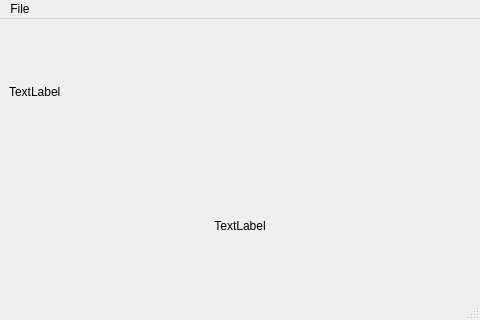
First picture: the form in windows/MainWindow.ui, repository dasyad00/Athanpy, before the edit.
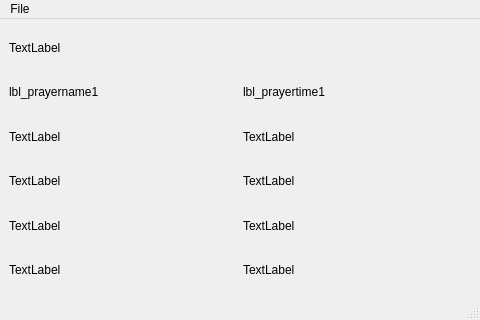
Second picture: the form after the edit.

Commit message: Created a grid layout for the prayer times

Diff of the .ui file:
```diff
--- a/windows/MainWindow.ui
+++ b/windows/MainWindow.ui
@@ -17,29 +17,83 @@
    <layout class="QGridLayout" name="gridLayout_2">
     <item row="0" column="0">
      <layout class="QGridLayout" name="gridLayout">
+      <item row="2" column="0">
+       <widget class="QLabel" name="lbl_prayername2">
+        <property name="text">
+         <string>TextLabel</string>
+        </property>
+       </widget>
+      </item>
+      <item row="1" column="1">
+       <widget class="QLabel" name="lbl_prayertime1">
+        <property name="text">
+         <string>lbl_prayertime1</string>
+        </property>
+       </widget>
+      </item>
+      <item row="2" column="1">
+       <widget class="QLabel" name="lbl_prayertime2">
+        <property name="text">
+         <string>TextLabel</string>
+        </property>
+       </widget>
+      </item>
+      <item row="5" column="1">
+       <widget class="QLabel" name="lbl_prayertime5">
+        <property name="text">
+         <string>TextLabel</string>
+        </property>
+       </widget>
+      </item>
       <item row="1" column="0">
-       <widget class="QLabel" name="txt_times">
-        <property name="sizePolicy">
-         <sizepolicy hsizetype="Expanding" vsizetype="Preferred">
-          <horstretch>0</horstretch>
-          <verstretch>0</verstretch>
-         </sizepolicy>
-        </property>
+       <widget class="QLabel" name="lbl_prayername1">
         <property name="text">
-         <string>TextLabel</string>
-        </property>
-        <property name="alignment">
-         <set>Qt::AlignCenter</set>
+         <string>lbl_prayername1</string>
         </property>
        </widget>
       </item>
-      <item row="0" column="0">
+      <item row="0" column="0" colspan="2">
        <widget class="QLabel" name="txt_date">
         <property name="text">
          <string>TextLabel</string>
         </property>
        </widget>
       </item>
+      <item row="4" column="0">
+       <widget class="QLabel" name="lbl_prayername4">
+        <property name="text">
+         <string>TextLabel</string>
+        </property>
+       </widget>
+      </item>
+      <item row="5" column="0">
+       <widget class="QLabel" name="lbl_prayername5">
+        <property name="text">
+         <string>TextLabel</string>
+        </property>
+       </widget>
+      </item>
+      <item row="3" column="1">
+       <widget class="QLabel" name="lbl_prayertime3">
+        <property name="text">
+         <string>TextLabel</string>
+        </property>
+       </widget>
+      </item>
+      <item row="3" column="0">
+       <widget class="QLabel" name="lbl_prayername3">
+        <property name="text">
+         <string>TextLabel</string>
+        </property>
+       </widget>
+      </item>
+      <item row="4" column="1">
+       <widget class="QLabel" name="lbl_prayertime4">
+        <property name="text">
+         <string>TextLabel</string>
+        </property>
+       </widget>
+      </item>
      </layout>
     </item>
    </layout>
```
The commit also changes 1 other file.
